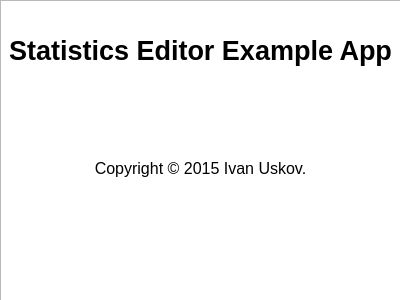
Above: lw1/visual_stats/aboutdialog.ui from ivan-uskov/computer-graphics-labs before the change. Below: the same form after it.
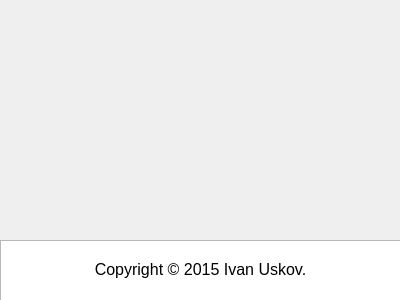
That is the form after the change.

Commit message: Попробовал добавить анимированные инициалы

The edit to the form file:
```diff
--- a/lw1/visual_stats/aboutdialog.ui
+++ b/lw1/visual_stats/aboutdialog.ui
@@ -23,9 +23,9 @@
    <property name="geometry">
     <rect>
      <x>0</x>
-     <y>0</y>
+     <y>240</y>
      <width>401</width>
-     <height>301</height>
+     <height>61</height>
     </rect>
    </property>
    <property name="readOnly">
@@ -35,13 +35,8 @@
     <string>&lt;!DOCTYPE HTML PUBLIC &quot;-//W3C//DTD HTML 4.0//EN&quot; &quot;http://www.w3.org/TR/REC-html40/strict.dtd&quot;&gt;
 &lt;html&gt;&lt;head&gt;&lt;meta name=&quot;qrichtext&quot; content=&quot;1&quot; /&gt;&lt;style type=&quot;text/css&quot;&gt;
 p, li { white-space: pre-wrap; }
-&lt;/style&gt;&lt;/head&gt;&lt;body style=&quot; font-family:'MS Shell Dlg 2'; font-size:7.8pt; font-weight:400; font-style:normal;&quot;&gt;
+&lt;/style&gt;&lt;/head&gt;&lt;body style=&quot; font-family:'MS Shell Dlg 2'; font-size:8.25pt; font-weight:400; font-style:normal;&quot;&gt;
 &lt;p align=&quot;center&quot; style=&quot;-qt-paragraph-type:empty; margin-top:0px; margin-bottom:0px; margin-left:0px; margin-right:0px; -qt-block-indent:0; text-indent:0px; font-family:'Ubuntu'; font-size:10pt;&quot;&gt;&lt;br /&gt;&lt;/p&gt;
-&lt;p align=&quot;center&quot; style=&quot;-qt-paragraph-type:empty; margin-top:0px; margin-bottom:0px; margin-left:0px; margin-right:0px; -qt-block-indent:0; text-indent:0px; font-family:'Ubuntu'; font-size:10pt;&quot;&gt;&lt;br /&gt;&lt;/p&gt;
-&lt;p align=&quot;center&quot; style=&quot; margin-top:0px; margin-bottom:0px; margin-left:0px; margin-right:0px; -qt-block-indent:0; text-indent:0px;&quot;&gt;&lt;span style=&quot; font-family:'Ubuntu'; font-size:20pt; font-weight:600;&quot;&gt;Statistics Editor Example App&lt;/span&gt;&lt;/p&gt;
-&lt;p align=&quot;center&quot; style=&quot;-qt-paragraph-type:empty; margin-top:0px; margin-bottom:0px; margin-left:0px; margin-right:0px; -qt-block-indent:0; text-indent:0px; font-family:'Ubuntu'; font-size:20pt; font-weight:600;&quot;&gt;&lt;br /&gt;&lt;/p&gt;
-&lt;p align=&quot;center&quot; style=&quot;-qt-paragraph-type:empty; margin-top:0px; margin-bottom:0px; margin-left:0px; margin-right:0px; -qt-block-indent:0; text-indent:0px; font-family:'Ubuntu'; font-size:20pt; font-weight:600;&quot;&gt;&lt;br /&gt;&lt;/p&gt;
-&lt;p align=&quot;center&quot; style=&quot;-qt-paragraph-type:empty; margin-top:0px; margin-bottom:0px; margin-left:0px; margin-right:0px; -qt-block-indent:0; text-indent:0px; font-family:'Ubuntu'; font-size:20pt; font-weight:600;&quot;&gt;&lt;br /&gt;&lt;/p&gt;
 &lt;p align=&quot;center&quot; style=&quot; margin-top:0px; margin-bottom:0px; margin-left:0px; margin-right:0px; -qt-block-indent:0; text-indent:0px;&quot;&gt;&lt;span style=&quot; font-family:'Ubuntu'; font-size:12pt;&quot;&gt;Copyright © 2015 Ivan Uskov.&lt;/span&gt;&lt;/p&gt;&lt;/body&gt;&lt;/html&gt;</string>
    </property>
   </widget>
```
The commit also changes 2 other files.
